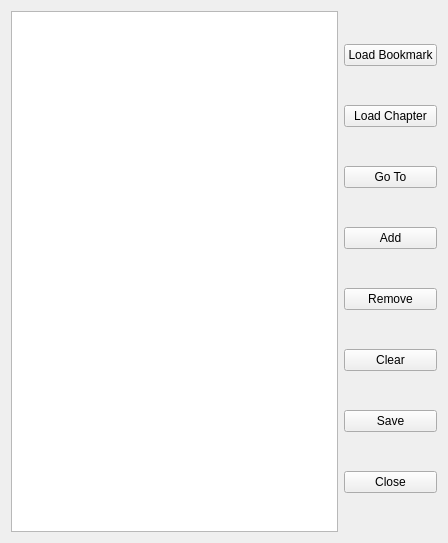
AkarinVS/vapoursynth-editor-2, file vsedit/src/bookmark_manager/bookmark_manager_dialog.ui: the form before one commit.
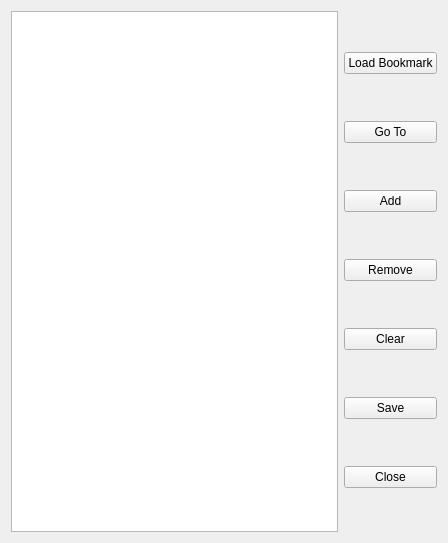
The form after the commit.

Commit message: - Chapter title is now editable in bookmark manager and can be saved. (no XML) - Added logoic to detect file format when loading chapter/bookmark file - Some refactoring and clean up

Diff of the .ui file:
```diff
--- a/vsedit/src/bookmark_manager/bookmark_manager_dialog.ui
+++ b/vsedit/src/bookmark_manager/bookmark_manager_dialog.ui
@@ -42,16 +42,6 @@
        </property>
       </widget>
      </item>
-     <item>
-      <widget class="QPushButton" name="loadChapterButton">
-       <property name="text">
-        <string>Load Chapter</string>
-       </property>
-       <property name="autoDefault">
-        <bool>false</bool>
-       </property>
-      </widget>
-     </item>
      <item>
       <widget class="QPushButton" name="gotoButton">
        <property name="text">
```
The commit also changes 7 other files.
